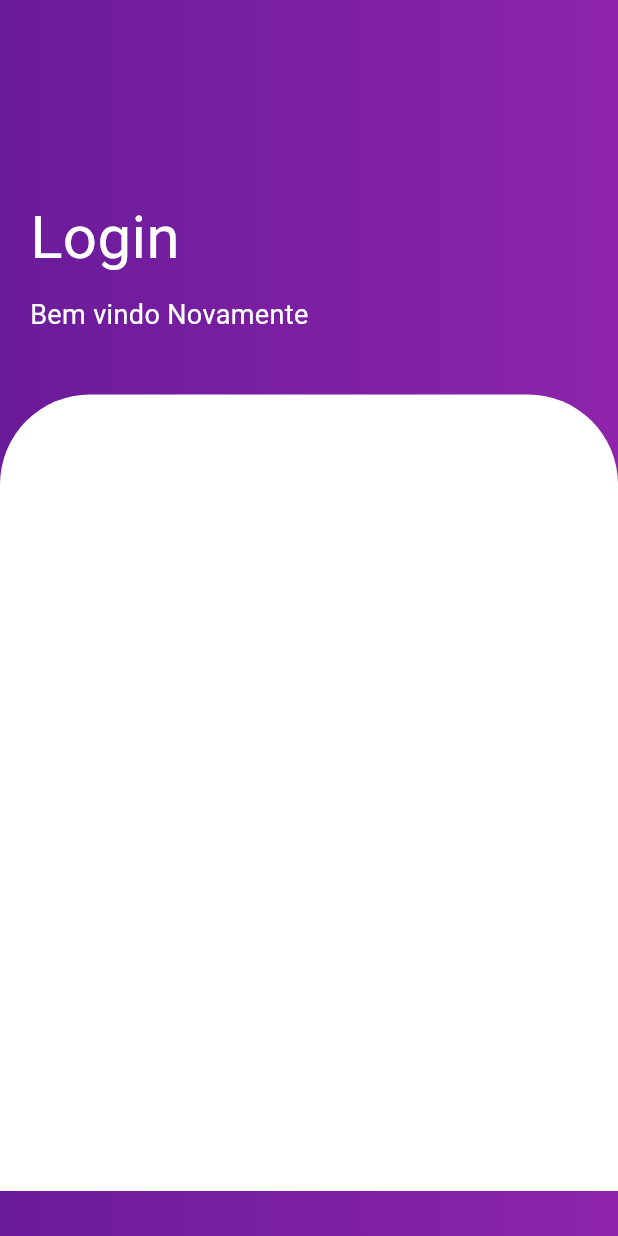
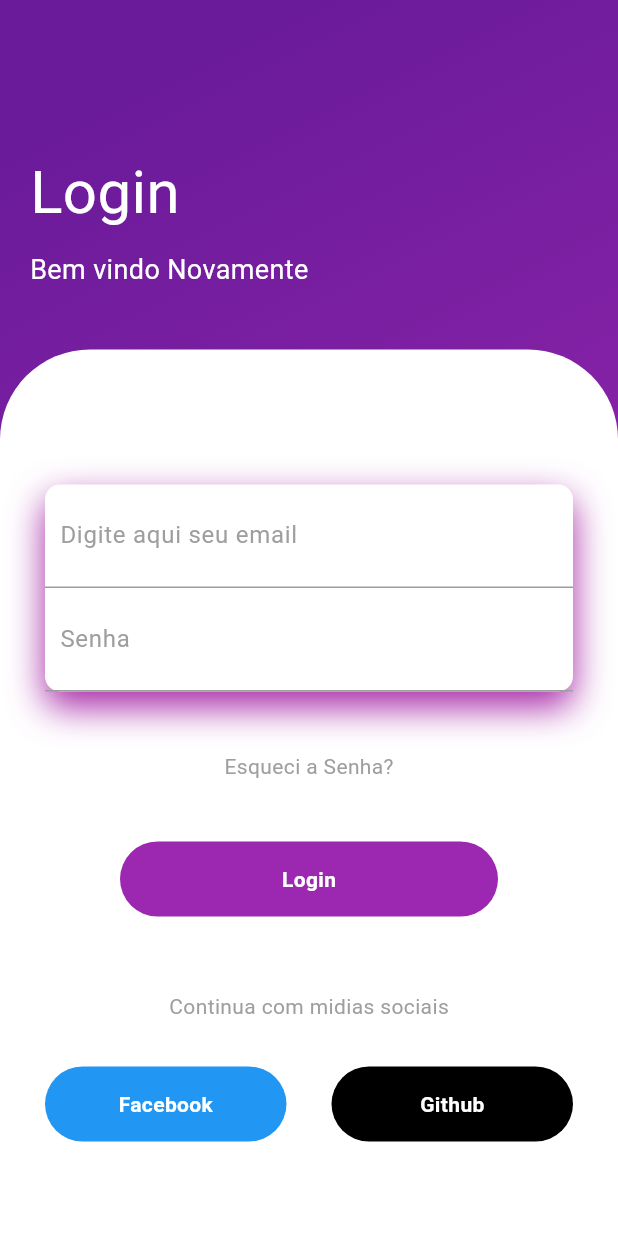
Before and after one commit to RenanSilvaMartins/Mobile_ITech, a Flutter app: the screen it shows after launch, on a phone screen of 412 x 824 dp. Run offline on Flutter 3.47's test engine with Material 3 defaults, Android fonts, the phone set to English and light mode, and no system bars.

Commit message:
atualização-MOBILE-tentar conectar com back e banco

```diff
--- a/lib/main.dart
+++ b/lib/main.dart
@@ -1,7 +1,13 @@
 import 'package:flutter/material.dart';
 
 void main() {
-  runApp(MaterialApp(home: HomePage()));
+  runApp(
+    MaterialApp(
+      // Recomendo remover o banner de debug para visualizar melhor
+      debugShowCheckedModeBanner: false,
+      home: HomePage(),
+    ),
+  );
 }
 
 class HomePage extends StatelessWidget {
@@ -9,11 +15,15 @@ class HomePage extends StatelessWidget {
   Widget build(BuildContext context) {
     return Scaffold(
       body: Container(
-        padding: EdgeInsets.symmetric(vertical: 30),
+        // A LINHA DE PADDING FOI REMOVIDA DAQUI
         width: double.infinity,
         decoration: BoxDecoration(
           gradient: LinearGradient(
-            colors: [?Colors.purple[800], ?Colors.purple[600]],
+            begin: Alignment.topCenter, // Um bom começo para o gradiente
+            colors: [
+              Colors.purple[800]!, // Adicione '!' para non-null
+              Colors.purple[600]!, // Adicione '!' para non-null
+            ],
           ),
         ),
         child: Column(
@@ -25,9 +35,15 @@ class HomePage extends StatelessWidget {
               child: Column(
                 crossAxisAlignment: CrossAxisAlignment.start,
                 children: <Widget>[
-                  Text('Login', style: TextStyle(color: Colors.white, fontSize: 40)),
+                Text(
+                    'Login',
+                    style: TextStyle(color: Colors.white, fontSize: 40),
+                  ),
                   SizedBox(height: 10),
-                  Text('Bem vindo Novamente', style: TextStyle(color: Colors.white, fontSize: 18)),
+                  Text(
+                    'Bem vindo Novamente',
+                    style: TextStyle(color: Colors.white, fontSize: 18),
+                  ),
                 ],
               ),
             ),
@@ -41,8 +57,103 @@ class HomePage extends StatelessWidget {
                     topRight: Radius.circular(60),
                   ),
                 ),
+                child: Padding(
+                  padding: EdgeInsets.all(30),
+                  child: Column(
+                    children: <Widget>[
+                      SizedBox(height: 60,),
+                      Container(
+                        decoration: BoxDecoration(
+                          color: Colors.white,
+                          borderRadius: BorderRadius.circular(10),
+                          boxShadow: [
+                            BoxShadow(
+                              color: Color(0xFFA626A6),
+                              blurRadius: 20,
+                              offset: Offset(0, 10),
+                            ),
+                          ],
+                        ),
+                        child: Column(children: <Widget>[
+                          Container(
+                            padding: EdgeInsets.all(10),
+                            decoration: BoxDecoration(
+                              border: Border(bottom: BorderSide(color: Colors.grey))),
+                            child: TextField(
+                              decoration: InputDecoration(
+                                hintText: "Digite aqui seu email",
+                                hintStyle: TextStyle(color: Colors.grey),
+                                border: InputBorder.none
+                              ),
+                            ),
+                            ),
+                            Container(
+                            padding: EdgeInsets.all(10),
+                            decoration: BoxDecoration(
+                              border: Border(bottom: BorderSide(color: Colors.grey))),
+                            child: TextField(
+                              decoration: InputDecoration(
+                                hintText: "Senha",
+                                hintStyle: TextStyle(color: Colors.grey),
+                                border: InputBorder.none
+                              ),
+                            ),
+                            ),
+                        ]),
+                      ),
+                      SizedBox(height: 40,),
+                      Text("Esqueci a Senha?", style: TextStyle(color: Colors.grey),),
+                      SizedBox(height: 40,),
+                      Container(
+                        height: 50,
+                        margin: EdgeInsets.symmetric(horizontal: 50),
+                        decoration: BoxDecoration(
+                          borderRadius: BorderRadius.circular(50),
+                          color: Colors.purple
+                        ),
+                        child: Center(
+                          child: Text("Login", style: TextStyle(color: Colors.white, fontWeight: FontWeight.bold),),
+                        ),
+                      ),
+                      SizedBox(height: 50,),
+                      Text("Continua com midias sociais", style: TextStyle(color: Colors.grey),),
+                      SizedBox(height: 30,),
+                      Row(
+                        children: <Widget>[
+                          Expanded(
+                            child: Container(
+                              height: 50,
+                              decoration: BoxDecoration(
+                                borderRadius: BorderRadius.circular(50),
+                                color: Colors.blue
+                              ),
+                              child: Center(
+                                child: Text("Facebook", style: TextStyle(color: Colors.white, fontWeight: FontWeight.bold),),
+                              ),
+                            ),
+                          ),
+                          SizedBox(width: 30,),
+                          Expanded(
+                            child: Container(
+                              height: 50,
+                              decoration: BoxDecoration(
+                                borderRadius: BorderRadius.circular(50),
+                                color: Colors.black
+                              ),
+                              child: Center(
+                                child: Text("Github", style: TextStyle(color: Colors.white, fontWeight: FontWeight.bold),),
+                              ),
+                            ),
+                          ),
+                        ],
+                      )
+                    ],
+                  ),
+                  // DICA: Adicione o seu conteúdo de formulário aqui dentro
+                  // child: SingleChildScrollView( ... )
+                ),
               ),
-            )
+            ),
           ],
         ),
       ),
--- a/pubspec.yaml
+++ b/pubspec.yaml
@@ -30,6 +30,7 @@ environment:
 dependencies:
   flutter:
     sdk: flutter
+    simple_animations: ^1.3.3
 
   # The following adds the Cupertino Icons font to your application.
   # Use with the CupertinoIcons class for iOS style icons.
```
Also changed, not shown: lib/Animacao/FadeAnimation.dart (added).
